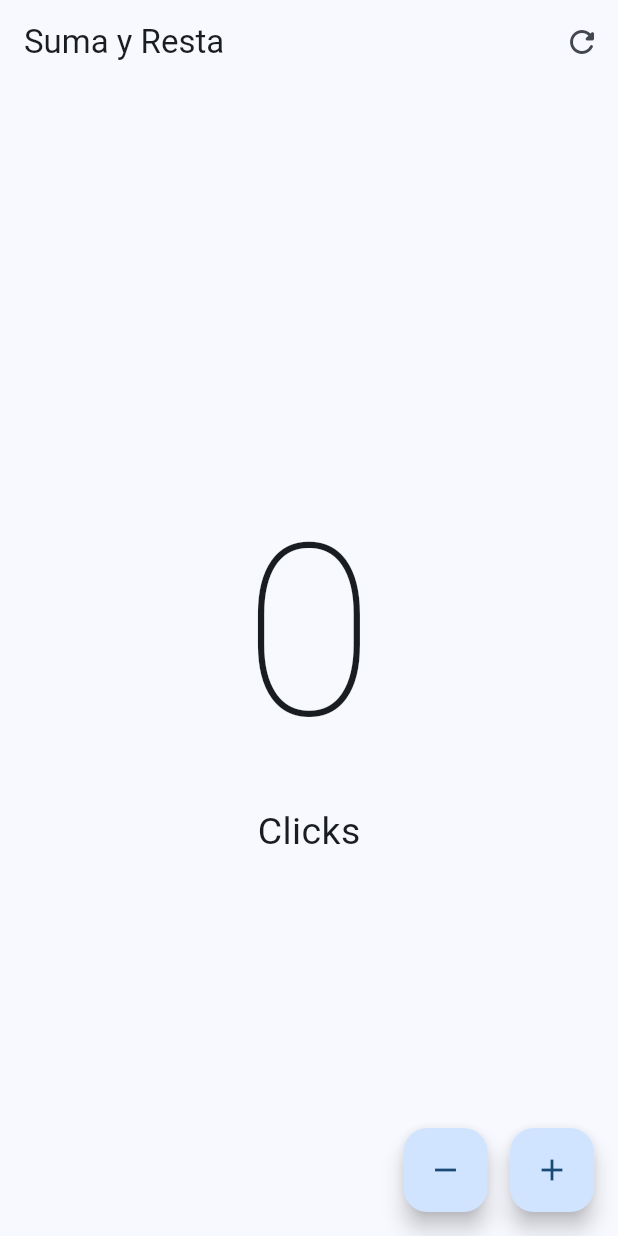
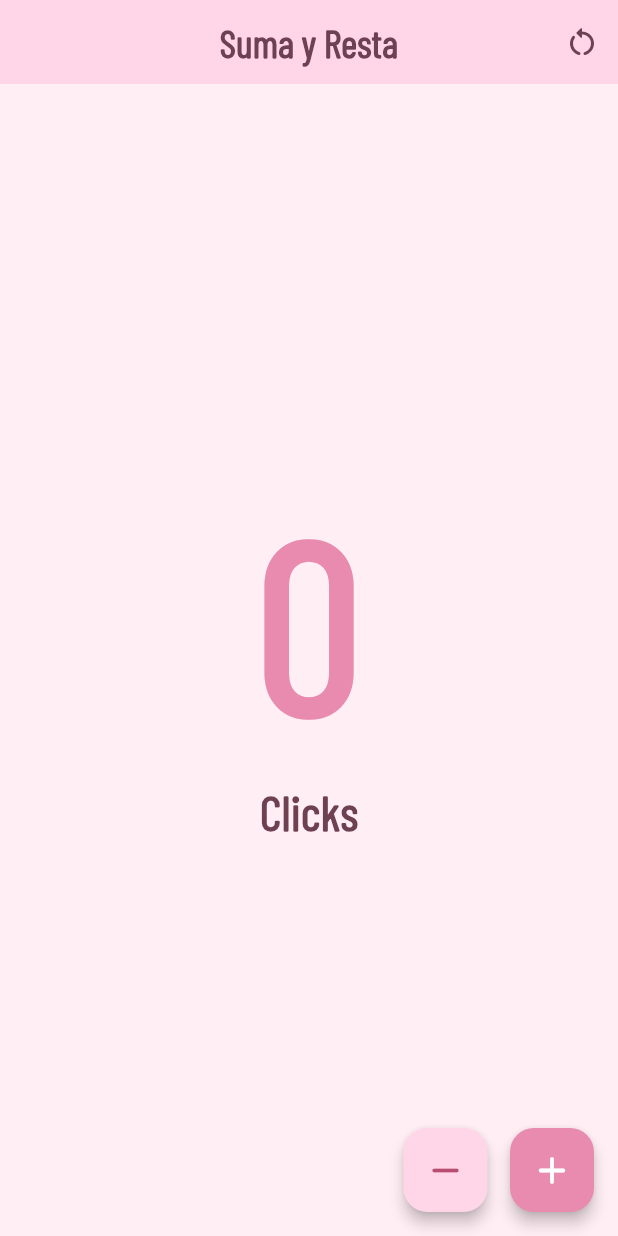
Before and after one commit to sayuridbc/PRACTICAS_DMI_230770, a Flutter app: the screen it shows after launch, on a phone screen of 412 x 824 dp. Run offline on Flutter 3.47's test engine with Material 3 defaults, Android fonts, the phone set to English and light mode, and no system bars.

Commit message:
Practica_02
Agregue nuevos estilos en la practica

```diff
--- a/flutter_app_230770/lib/presentation/screens/counter/counter_functions_screen.dart
+++ b/flutter_app_230770/lib/presentation/screens/counter/counter_functions_screen.dart
@@ -11,15 +11,49 @@ class CounterFunctionsScreen extends StatefulWidget {
 class _CounterFunctionsScreenState extends State<CounterFunctionsScreen> {
   int clickCounter = 0;
 
+  // Colores rosa pastel
+  static const Color pastelPink = Color(0xFFFFD6E7);
+  static const Color darkPink = Color(0xFFE88BAF);
+  static const Color lightPink = Color(0xFFFFEEF4);
+
+  // Color del contador según su valor
+  Color get counterColor {
+    if (clickCounter > 0) {
+      return Colors.green.shade600;
+    } else if (clickCounter < 0) {
+      return Colors.red.shade500;
+    }
+
+    return darkPink;
+  }
+
   @override
   Widget build(BuildContext context) {
     return Scaffold(
+      backgroundColor: lightPink,
+
       appBar: AppBar(
-        title: const Text('Suma y Resta'),
+        backgroundColor: pastelPink,
+        elevation: 0,
+        centerTitle: true,
+
+        title: const Text(
+          'Suma y Resta',
+          style: TextStyle(
+            fontFamily: 'BarlowCondensed',
+            fontWeight: FontWeight.bold,
+            fontSize: 26,
+            color: Color(0xFF6D4052),
+          ),
+        ),
+
         actions: [
-          // Botón para reiniciar
           IconButton(
-            icon: const Icon(Icons.refresh_rounded),
+            tooltip: 'Reiniciar',
+            icon: const Icon(
+              Icons.restart_alt_rounded,
+              color: Color(0xFF6D4052),
+            ),
             onPressed: () {
               setState(() {
                 clickCounter = 0;
@@ -33,46 +67,67 @@ class _CounterFunctionsScreenState extends State<CounterFunctionsScreen> {
         child: Column(
           mainAxisAlignment: MainAxisAlignment.center,
           children: [
-            Text(
-              '$clickCounter',
-              style: const TextStyle(
+            AnimatedDefaultTextStyle(
+              duration: const Duration(milliseconds: 250),
+              style: TextStyle(
+                fontFamily: 'BarlowCondensed',
                 fontSize: 160,
-                fontWeight: FontWeight.w100,
+                fontWeight: FontWeight.bold,
+                color: counterColor,
               ),
+              child: Text('$clickCounter'),
             ),
+
+            const SizedBox(height: 10),
 
             Text(
               'Click${clickCounter == 1 ? '' : 's'}',
-              style: const TextStyle(fontSize: 25),
+              style: const TextStyle(
+                fontFamily: 'BarlowCondensed',
+                fontSize: 32,
+                fontWeight: FontWeight.w600,
+                color: Color(0xFF6D4052),
+              ),
             ),
           ],
         ),
       ),
 
-      // Botones de suma y resta
       floatingActionButton: Row(
         mainAxisAlignment: MainAxisAlignment.end,
         children: [
-          // RESTAR
           FloatingActionButton(
+            heroTag: 'minus',
+            backgroundColor: pastelPink,
+            foregroundColor: const Color(0xFFB84D72),
+            elevation: 4,
             onPressed: () {
               setState(() {
                 clickCounter--;
               });
             },
-            child: const Icon(Icons.remove),
+            child: const Icon(
+              Icons.remove_rounded,
+              size: 30,
+            ),
           ),
 
           const SizedBox(width: 15),
 
-          // SUMAR
           FloatingActionButton(
+            heroTag: 'plus',
+            backgroundColor: darkPink,
+            foregroundColor: Colors.white,
+            elevation: 4,
             onPressed: () {
               setState(() {
                 clickCounter++;
               });
             },
-            child: const Icon(Icons.add),
+            child: const Icon(
+              Icons.add_rounded,
+              size: 30,
+            ),
           ),
         ],
       ),
```
Also changed, not shown: flutter_app_230770/pubspec.yaml (+5 -66 lines), flutter_app_230770/fonts/BarlowCondensed-Regular.ttf (added), 1 other file.
